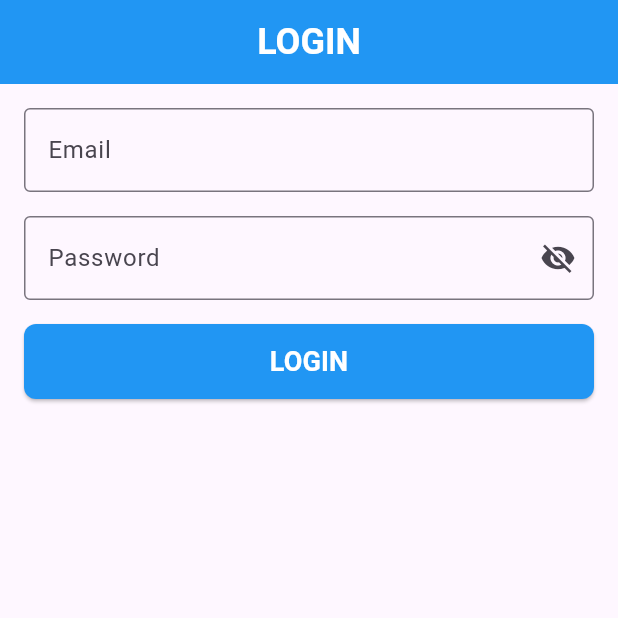
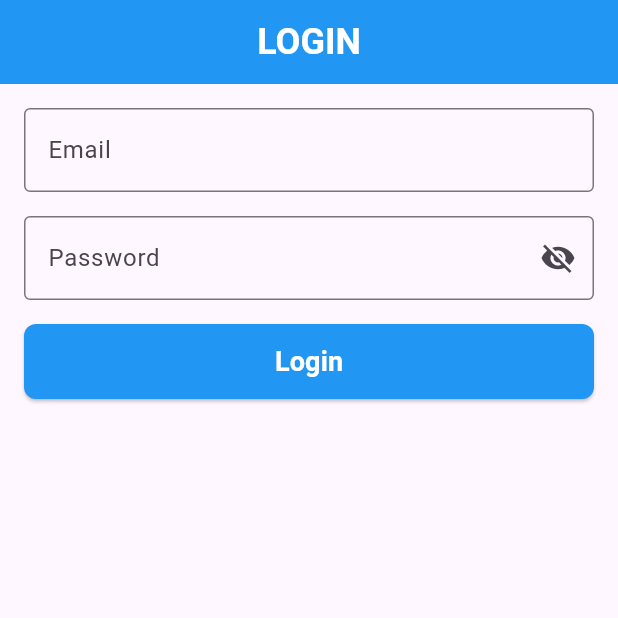
Before and after one commit to zalllrizalll/Techarea-Test, a Flutter app: the screen it shows after launch, on a phone screen of 412 x 824 dp, the top half of it. Run offline on Flutter 3.47's test engine with Material 3 defaults, Android fonts, the phone set to English and light mode, and no system bars; our stand-ins replace get, get_storage.

```diff
--- /dev/null
+++ b/assets/models/data.json
@@ -0,0 +1,3 @@
+{
+    "id": 101
+}
--- a/lib/app/config/api/api_config.dart
+++ b/lib/app/config/api/api_config.dart
@@ -5,4 +5,5 @@ class ApiConfig {
   // API endpoints
   static const String login = '$baseUrl/api/login';
   static const String listUsers = '$baseUrl/api/users?page=2';
+  static const String postData = 'https://jsonplaceholder.typicode.com/posts';
 }
--- a/lib/app/data/models/login_unsuccess_model.dart
+++ b/lib/app/data/models/login_unsuccess_model.dart
@@ -1,9 +1,7 @@
 class LoginUnsuccess {
   String? error;
 
-  LoginUnsuccess({
-    this.error,
-  });
+  LoginUnsuccess({this.error});
 
   LoginUnsuccess.fromJson(Map<String, dynamic> json) {
     error = json['error'];
--- a/lib/app/modules/login/views/login_view.dart
+++ b/lib/app/modules/login/views/login_view.dart
@@ -58,14 +58,24 @@ class LoginView extends GetView<LoginController> {
                 ),
                 padding: const EdgeInsets.symmetric(vertical: 12),
               ),
-              child: Text(
-                controller.isLoading.value ? 'Loading...' : 'LOGIN',
-                style: const TextStyle(
-                  fontSize: 18,
-                  color: Colors.white,
-                  fontWeight: FontWeight.bold,
-                ),
-              ),
+              child:
+                  controller.isLoading.value
+                      ? const SizedBox(
+                        width: 20,
+                        height: 20,
+                        child: CircularProgressIndicator(
+                          color: Colors.white,
+                          strokeWidth: 3,
+                        ),
+                      )
+                      : const Text(
+                        'Login',
+                        style: TextStyle(
+                          fontSize: 18,
+                          color: Colors.white,
+                          fontWeight: FontWeight.bold,
+                        ),
+                      ),
             ),
           ),
         ],
```
Also changed, not shown: lib/app/data/models/data_model.dart (added, +15 -0 lines), lib/app/data/models/user_model.dart (+1 -7 lines), lib/app/data/providers/data_provider.dart (added, +29 -0 lines), lib/app/modules/home/controllers/home_controller.dart (+49 -3 lines), lib/app/modules/home/views/home_view.dart (+90 -0 lines), lib/app/modules/login/controllers/login_controller.dart (+5 -2 lines).
